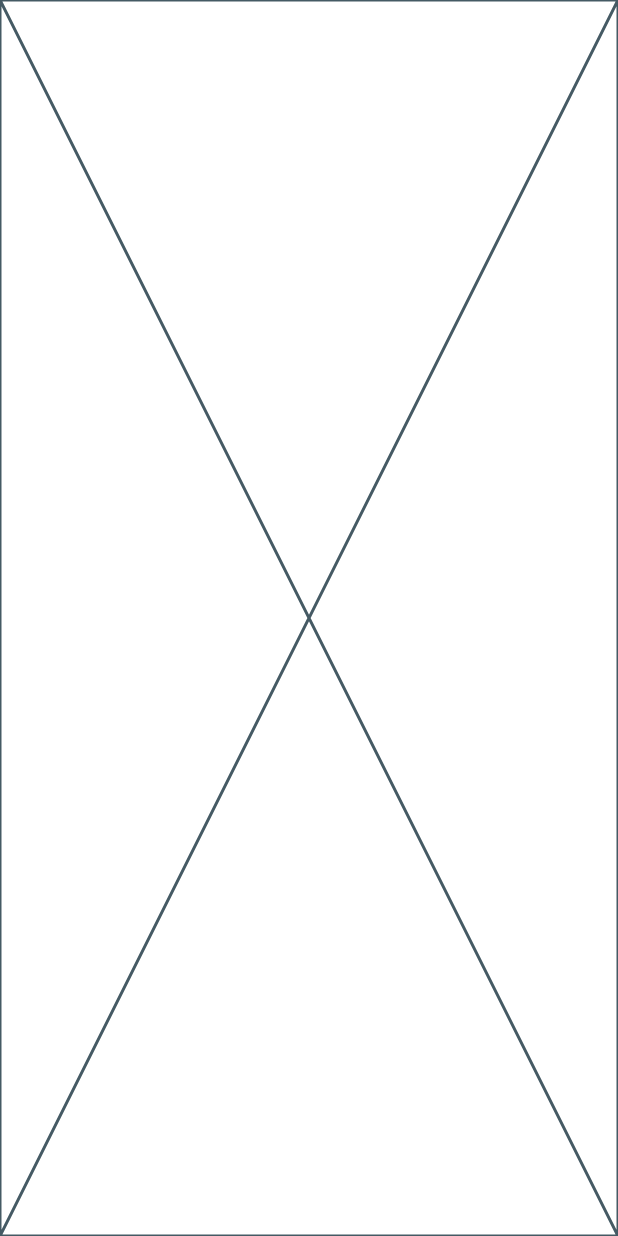
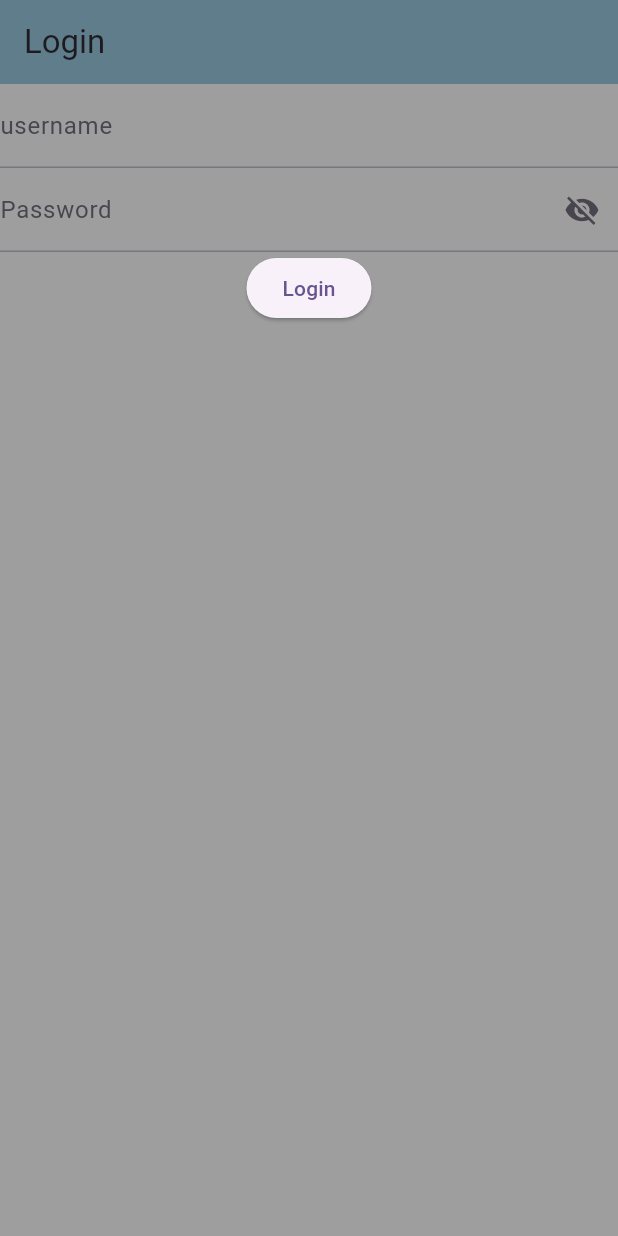
Before and after one commit to ikasurr/app_pentamed, a Flutter app: the screen it shows after launch, on a phone screen of 412 x 824 dp. Run offline on Flutter 3.47's test engine with Material 3 defaults, Android fonts, the phone set to English and light mode, and no system bars; our stand-ins replace get, get_storage.

Commit message:
edit login

```diff
--- a/lib/page/login.dart
+++ b/lib/page/login.dart
@@ -1,4 +1,7 @@
+import 'package:app_pentamed/page/dashboard.dart';
 import 'package:flutter/material.dart';
+import 'package:get/get.dart';
+import 'package:get_storage/get_storage.dart';
 
 class Login extends StatefulWidget {
   const Login({super.key});
@@ -8,8 +11,61 @@ class Login extends StatefulWidget {
 }
 
 class _LoginState extends State<Login> {
+  bool statusPassword = true;
+
+  menampilkanPassword() {
+    setState(() {
+      statusPassword = !statusPassword;
+    });
+  }
+
+  TextEditingController usernameController = TextEditingController();
+  TextEditingController passwordController = TextEditingController();
+
   @override
   Widget build(BuildContext context) {
-    return const Placeholder();
+    return Scaffold(
+      backgroundColor: Colors.grey,
+      appBar: AppBar(
+        backgroundColor: Colors.blueGrey,
+        title: const Text('Login'),
+      ),
+      body: Column(
+        children: [
+          TextField(
+            controller: usernameController,
+            decoration: InputDecoration(
+              labelText: 'username',
+              hintText: 'enter your username',
+            ),
+          ),
+          TextField(
+            obscureText: statusPassword,
+            controller: passwordController,
+            decoration: InputDecoration(
+              labelText: 'Password',
+              hintText: 'enter your password',
+              suffixIcon: IconButton(
+                onPressed: () {
+                  menampilkanPassword();
+                },
+                icon: statusPassword
+                    ? Icon(Icons.visibility_off)
+                    : Icon(Icons.visibility),
+              ),
+            ),
+          ),
+          ElevatedButton(
+            onPressed: () {
+              final box = GetStorage();
+              box.write('username', usernameController.text);
+
+              Get.to(() => Dashboard());
+            },
+            child: Text('Login'),
+          ),
+        ],
+      ),
+    );
   }
 }
```
